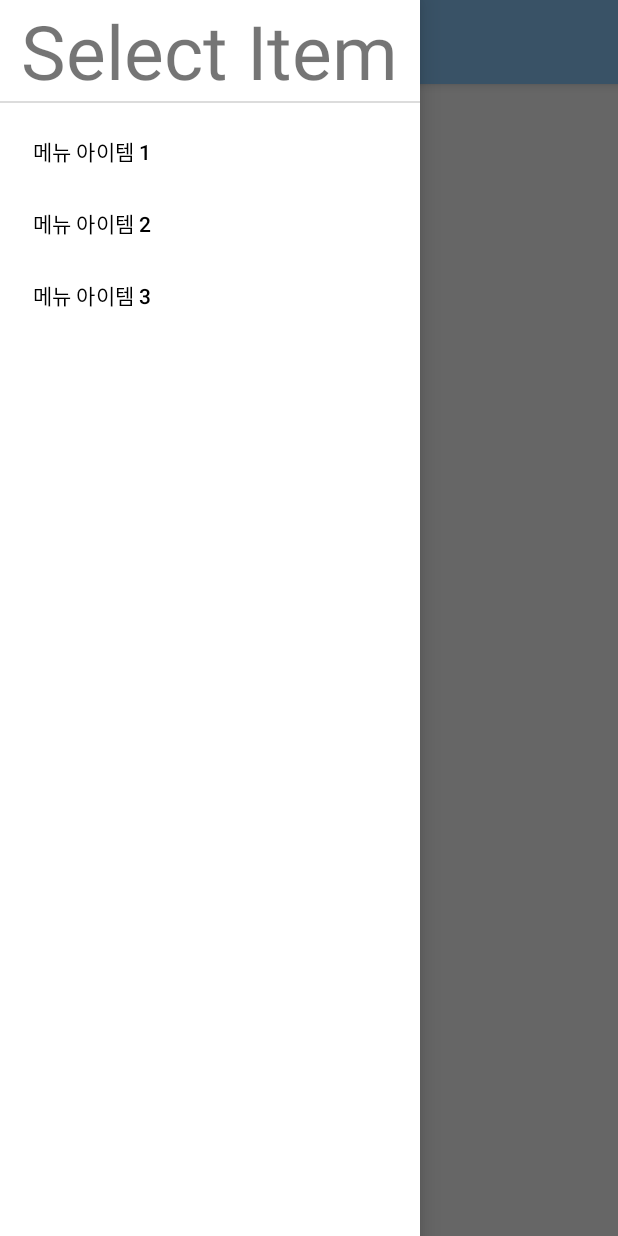
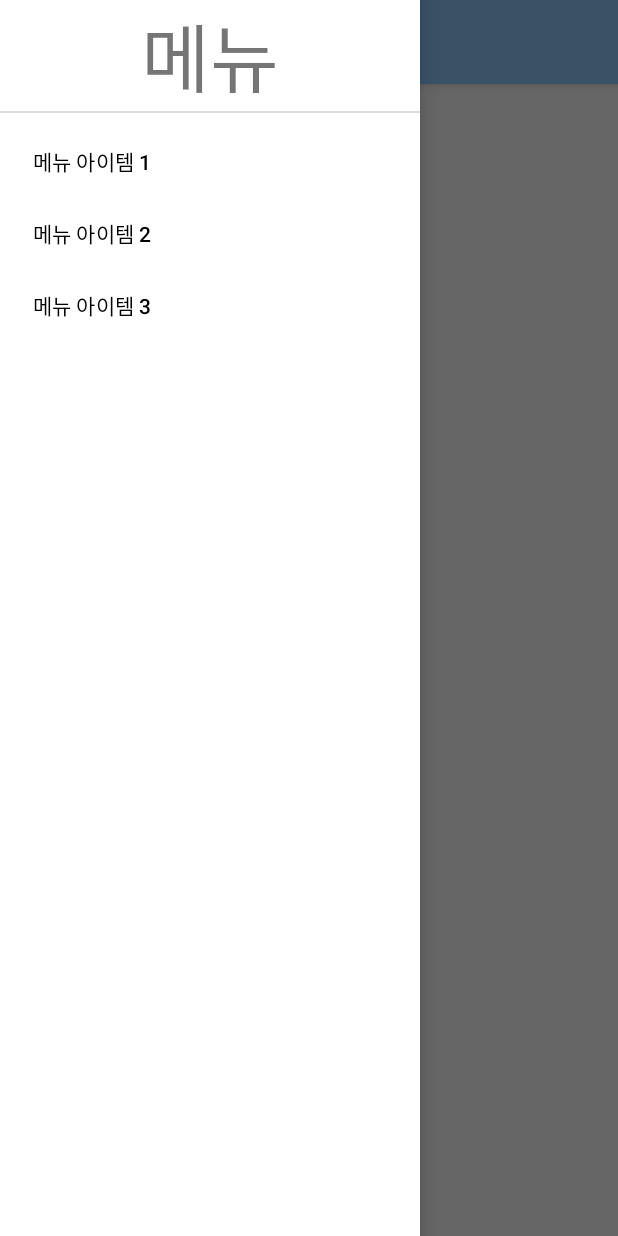
Before and after one commit to Young-Seok-Kim/Today-Verse, an Android app: the screen it shows after launch (MainActivity), with the side drawer open, on a phone screen of 412 x 824 dp. Run offline under Robolectric (Android 15) with nearby library versions, the phone set to English and light mode, and no system bars.

Commit message:
MainActivity가 onCreate될때, DB를 지운후에 다시 받는다.

```diff
--- a/app/build.gradle
+++ b/app/build.gradle
@@ -7,7 +7,7 @@ android {
     compileSdk 33
 
     defaultConfig {
-        applicationId "com.example.todayverse"
+        applicationId "com.youngs.todayverse"
         minSdk 26
         targetSdk 33
         versionCode 1
--- a/app/src/main/AndroidManifest.xml
+++ b/app/src/main/AndroidManifest.xml
@@ -1,6 +1,6 @@
 <?xml version="1.0" encoding="utf-8"?>
 <manifest xmlns:android="http://schemas.android.com/apk/res/android"
-    package="com.example.todayverse">
+    package="com.youngs.todayverse">
 
     <application
         android:allowBackup="true"
@@ -10,7 +10,7 @@
         android:supportsRtl="true"
         android:theme="@style/Theme.TodayVerse">
         <activity
-            android:name=".MainActivity"
+            android:name="com.youngs.todayverse.MainActivity"
             android:exported="true">
             <intent-filter>
                 <action android:name="android.intent.action.MAIN" />
--- a/app/src/main/java/com/example/database/ConnectDB.kt
+++ b/app/src/main/java/com/youngs/database/ConnectDB.kt
@@ -1,9 +1,10 @@
-package com.example.database
+package com.youngs.database
 
 import android.content.Context
 import android.content.res.AssetManager
 import android.database.Cursor
 import android.database.sqlite.SQLiteDatabase
+import android.view.View
 import java.io.File
 import java.io.FileOutputStream
 import java.io.IOException
@@ -11,13 +12,12 @@ import java.io.InputStream
 
 object ConnectDB {
     // DB파일 불러오는 함수
-// assets 폴더에 db파일 넣어주면됨~
+    // assets 폴더에 db파일 넣어주면됨~
+    // /data/user/0/com.youngs.todayverse/databases/todayVerse.db
+    val ROOT_DIR = "/data/data/com.youngs.todayverse/databases/"
+    val DB_NAME = "todayVerse.db"
+    val DB_FULLPATH = "${ROOT_DIR}${DB_NAME}"
 
-    // DB파일 불러오는 함수
-    // assets 폴더에 db파일 넣어주면됨~
-    // /data/user/0/com.example.todayverse/databases/todayVerse.db
-    val ROOT_DIR = "/data/data/com.example.todayverse/databases/"
-    val DB_NAME = "todayVerse.db"
 
     fun setDB(ctx: Context) {
         val folder = File(ROOT_DIR)
@@ -25,6 +25,11 @@ object ConnectDB {
         } else {
             folder.mkdirs()
         }
+        if (File(DB_FULLPATH).isFile)
+            println("파일 존재")
+        else
+            println("파일 존재하지않음")
+
         val assetManager: AssetManager = ctx.resources.assets
         // db파일 이름 적어주기
         val outfile = File("${ROOT_DIR}${DB_NAME}")
@@ -32,7 +37,8 @@ object ConnectDB {
         var fo: FileOutputStream? = null
         var filesize: Long = 0
         try {
-            `is` = assetManager.open(DB_NAME, AssetManager.ACCESS_BUFFER)
+            `is` = assetManager.open(DB_NAME, AssetManager.ACCESS_STREAMING)
+
             filesize = `is`.available().toLong()
             if (outfile.length() <= 0) {
                 val tempdata = ByteArray(filesize.toInt())
@@ -51,22 +57,27 @@ object ConnectDB {
     var db: SQLiteDatabase? = null
     lateinit var cursor: Cursor
     var mHelper: ProductDBHelper? = null
-    var tableName = "t_VERSE"
 
-    fun ShowMushDBInfo(mContext : Context, name: String) {
+    fun selectTable(mContext : Context, tableName: String) {
+        DBDrop()
         setDB(mContext)
+
+
         mHelper = ProductDBHelper(mContext)
         db = mHelper?.writableDatabase
-        var mushname: String? = null
-        var mushtype: String? = null
-        var mushsym: String? = null
-        var mushsim: String? = null
         val sql = "Select * FROM ${tableName}"
         cursor = db!!.rawQuery(sql, null)
-        while (cursor.moveToNext()) {
-            System.out.println("테스트 " + cursor.getString(0))
-            System.out.println("테스트 " + cursor.getString(1))
-            System.out.println("테스트 " + cursor.getString(2))
+
+        var i = 0
+
+
+
+        while (cursor.moveToNext()) { // 행
+            for (j in 0 until cursor.columnCount) { // 열
+                println(cursor.getString(j))
+            }
+            i++
+
 //            if (cursor.getString(1).equals(name)) {
 //                mushname = cursor.getString(1)
 //                mushtype = cursor.getString(2)
@@ -74,10 +85,16 @@ object ConnectDB {
 //                mushsim = cursor.getString(4)
 //            }
         }
-//
-//        mname.setText(mushname)
-//        mtype.setText(mushtype)
-//        msym.setText(mushsym)
-//        msim.setText(mushsim)
+        println("i : ${i}")
+    }
+
+
+    fun DBDrop() {
+        val dbFile = File(DB_FULLPATH)
+        if (dbFile.delete()) {
+            println(" 삭제 성공")
+        } else {
+            println(" 삭제 실패")
+        }
     }
 }
--- a/app/src/main/java/com/example/database/ProductDBHelper.kt
+++ b/app/src/main/java/com/youngs/database/ProductDBHelper.kt
@@ -1,4 +1,4 @@
-package com.example.database
+package com.youngs.database
 
 import android.content.Context
 import android.database.sqlite.SQLiteDatabase
--- a/app/src/main/java/com/example/todayverse/MainActivity.kt
+++ b/app/src/main/java/com/youngs/todayverse/MainActivity.kt
@@ -1,4 +1,4 @@
-package com.example.todayverse
+package com.youngs.todayverse
 
 import androidx.appcompat.app.AppCompatActivity
 import android.os.Bundle
@@ -7,7 +7,8 @@ import android.widget.Toast
 import androidx.appcompat.widget.Toolbar
 import androidx.core.view.GravityCompat
 import androidx.drawerlayout.widget.DrawerLayout
-import com.example.database.ConnectDB
+import com.youngs.database.ConnectDB
+
 import com.google.android.material.navigation.NavigationView
 
 class MainActivity : AppCompatActivity(), NavigationView.OnNavigationItemSelectedListener {
@@ -34,7 +35,7 @@ class MainActivity : AppCompatActivity(), NavigationView.OnNavigationItemSelecte
         navigationView.setNavigationItemSelectedListener(this) //navigation 리스너
 
 //        ConnectDB.setDB(applicationContext)
-        ConnectDB.ShowMushDBInfo(applicationContext,"t_VERSE")
+        ConnectDB.selectTable(applicationContext,"t_VERSE")
     }
 
     override fun onOptionsItemSelected(item: MenuItem): Boolean {
--- a/app/src/main/res/layout/header.xml
+++ b/app/src/main/res/layout/header.xml
@@ -11,8 +11,8 @@
         android:id="@+id/text"
         android:layout_width="wrap_content"
         android:layout_height="wrap_content"
-        android:text="Select Item"
-        android:textSize="50dp" />
+        android:text="메뉴"
+        android:textSize="50sp" />
 
     <View
         android:layout_width="match_parent"
```
Also changed, not shown: app/src/main/java/com/youngs/todayverse/verse/model/VerseModel.kt (added, +7 -0 lines), app/src/main/assets/todayVerse.db, 5 other files.
